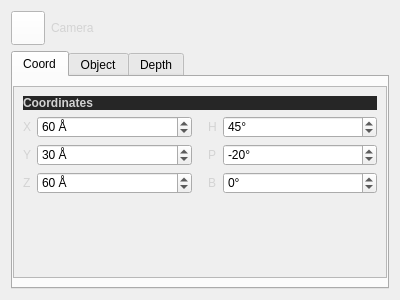
Qt form QChromosome/camerasettings.ui (Michalaq/ChromosomeVisualizer) before a commit.
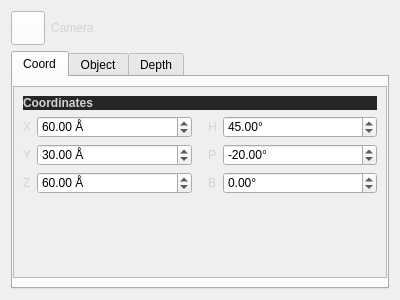
The same form after that commit. Icons and pictures are not drawn. Custom widgets are drawn as their Qt base class.

Diff of the .ui file:
```diff
--- a/QChromosome/camerasettings.ui
+++ b/QChromosome/camerasettings.ui
@@ -138,51 +138,60 @@
                  </property>
                 </widget>
                </item>
-               <item row="2" column="1">
-                <widget class="QSpinBox" name="spinBox_3">
-                 <property name="suffix">
-                  <string> Å</string>
-                 </property>
-                 <property name="minimum">
-                  <number>-32768</number>
-                 </property>
-                 <property name="maximum">
-                  <number>32767</number>
-                 </property>
-                 <property name="value">
-                  <number>60</number>
-                 </property>
-                </widget>
-               </item>
-               <item row="1" column="1">
-                <widget class="QSpinBox" name="spinBox_2">
-                 <property name="suffix">
-                  <string> Å</string>
-                 </property>
-                 <property name="minimum">
-                  <number>-32768</number>
-                 </property>
-                 <property name="maximum">
-                  <number>32767</number>
-                 </property>
-                 <property name="value">
-                  <number>30</number>
-                 </property>
-                </widget>
-               </item>
                <item row="0" column="1">
-                <widget class="QSpinBox" name="spinBox">
+                <widget class="QDoubleSpinBox" name="doubleSpinBox_7">
+                 <property name="accelerated">
+                  <bool>true</bool>
+                 </property>
                  <property name="suffix">
                   <string> Å</string>
                  </property>
                  <property name="minimum">
-                  <number>-32768</number>
+                  <double>-32768.000000000000000</double>
                  </property>
                  <property name="maximum">
-                  <number>32767</number>
+                  <double>32767.000000000000000</double>
                  </property>
                  <property name="value">
-                  <number>60</number>
+                  <double>60.000000000000000</double>
+                 </property>
+                </widget>
+               </item>
+               <item row="1" column="1">
+                <widget class="QDoubleSpinBox" name="doubleSpinBox_8">
+                 <property name="accelerated">
+                  <bool>true</bool>
+                 </property>
+                 <property name="suffix">
+                  <string> Å</string>
+                 </property>
+                 <property name="minimum">
+                  <double>-32768.000000000000000</double>
+                 </property>
+                 <property name="maximum">
+                  <double>32767.000000000000000</double>
+                 </property>
+                 <property name="value">
+                  <double>30.000000000000000</double>
+                 </property>
+                </widget>
+               </item>
+               <item row="2" column="1">
+                <widget class="QDoubleSpinBox" name="doubleSpinBox_9">
+                 <property name="accelerated">
+                  <bool>true</bool>
+                 </property>
+                 <property name="suffix">
+                  <string> Å</string>
+                 </property>
+                 <property name="minimum">
+                  <double>-32768.000000000000000</double>
+                 </property>
+                 <property name="maximum">
+                  <double>32767.000000000000000</double>
+                 </property>
+                 <property name="value">
+                  <double>60.000000000000000</double>
                  </property>
                 </widget>
                </item>
@@ -217,48 +226,57 @@
                  </property>
                 </widget>
                </item>
-               <item row="2" column="1">
-                <widget class="QSpinBox" name="spinBox_4">
-                 <property name="suffix">
-                  <string>°</string>
-                 </property>
-                 <property name="minimum">
-                  <number>-32768</number>
-                 </property>
-                 <property name="maximum">
-                  <number>32767</number>
-                 </property>
-                </widget>
-               </item>
-               <item row="1" column="1">
-                <widget class="QSpinBox" name="spinBox_5">
-                 <property name="suffix">
-                  <string>°</string>
-                 </property>
-                 <property name="minimum">
-                  <number>-32768</number>
-                 </property>
-                 <property name="maximum">
-                  <number>32767</number>
-                 </property>
-                 <property name="value">
-                  <number>-20</number>
-                 </property>
-                </widget>
-               </item>
                <item row="0" column="1">
-                <widget class="QSpinBox" name="spinBox_6">
+                <widget class="QDoubleSpinBox" name="doubleSpinBox_10">
+                 <property name="accelerated">
+                  <bool>true</bool>
+                 </property>
                  <property name="suffix">
                   <string>°</string>
                  </property>
                  <property name="minimum">
-                  <number>-32768</number>
+                  <double>-360.000000000000000</double>
                  </property>
                  <property name="maximum">
-                  <number>32767</number>
+                  <double>360.000000000000000</double>
                  </property>
                  <property name="value">
-                  <number>45</number>
+                  <double>45.000000000000000</double>
+                 </property>
+                </widget>
+               </item>
+               <item row="1" column="1">
+                <widget class="QDoubleSpinBox" name="doubleSpinBox_11">
+                 <property name="accelerated">
+                  <bool>true</bool>
+                 </property>
+                 <property name="suffix">
+                  <string>°</string>
+                 </property>
+                 <property name="minimum">
+                  <double>-360.000000000000000</double>
+                 </property>
+                 <property name="maximum">
+                  <double>360.000000000000000</double>
+                 </property>
+                 <property name="value">
+                  <double>-20.000000000000000</double>
+                 </property>
+                </widget>
+               </item>
+               <item row="2" column="1">
+                <widget class="QDoubleSpinBox" name="doubleSpinBox_12">
+                 <property name="accelerated">
+                  <bool>true</bool>
+                 </property>
+                 <property name="suffix">
+                  <string>°</string>
+                 </property>
+                 <property name="minimum">
+                  <double>-360.000000000000000</double>
+                 </property>
+                 <property name="maximum">
+                  <double>360.000000000000000</double>
                  </property>
                 </widget>
                </item>
```
Left out of the diff: 3 changed lines with no effect on the pictures.
